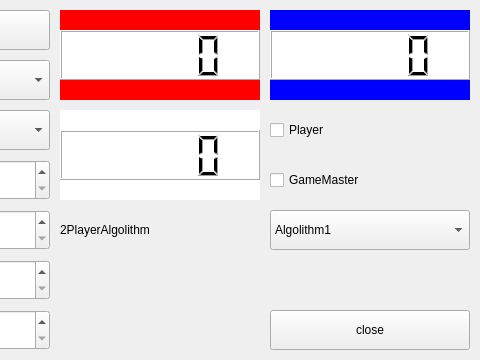
The window that src/mainwindow.ui (gra1024/Procon30_simulator) describes before a commit, drawn with Qt 5; both pictures show x 370 to 850 and y 0 to 360 of the 850 by 360 pixel window.
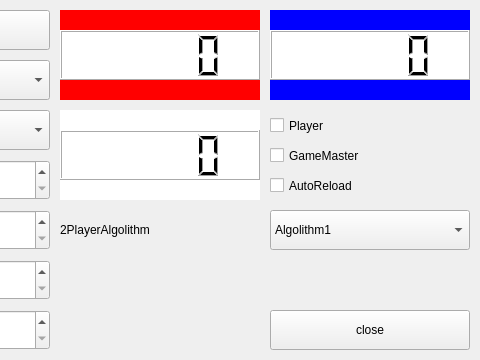
The same window after the commit.

Commit message: [add]自動リロード機能の追加

Patch:
```diff
--- a/src/mainwindow.ui
+++ b/src/mainwindow.ui
@@ -396,9 +396,9 @@
    <property name="geometry">
     <rect>
      <x>640</x>
-     <y>160</y>
+     <y>140</y>
      <width>200</width>
-     <height>40</height>
+     <height>31</height>
     </rect>
    </property>
    <property name="text">
@@ -411,7 +411,7 @@
      <x>640</x>
      <y>110</y>
      <width>200</width>
-     <height>40</height>
+     <height>31</height>
     </rect>
    </property>
    <property name="text">
@@ -451,6 +451,19 @@
     </property>
    </item>
   </widget>
+  <widget class="QCheckBox" name="checkBox_autoReload">
+   <property name="geometry">
+    <rect>
+     <x>640</x>
+     <y>170</y>
+     <width>181</width>
+     <height>31</height>
+    </rect>
+   </property>
+   <property name="text">
+    <string>AutoReload</string>
+   </property>
+  </widget>
  </widget>
  <layoutdefault spacing="6" margin="11"/>
  <resources/>
```
The commit also changes 2 other files.
